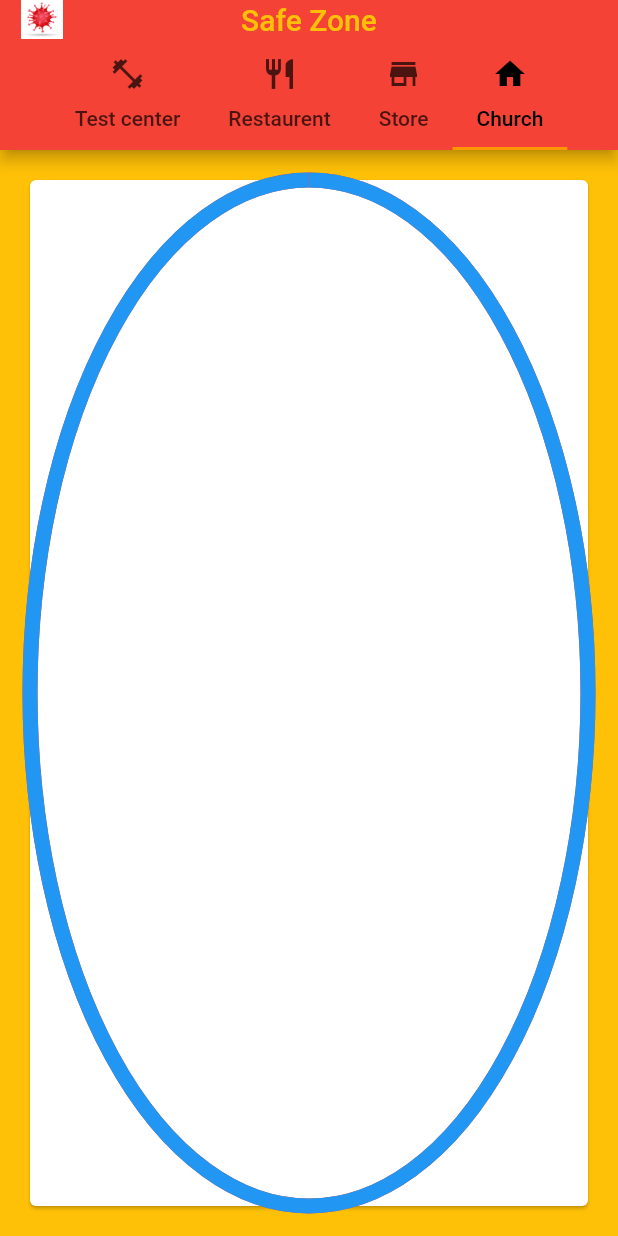
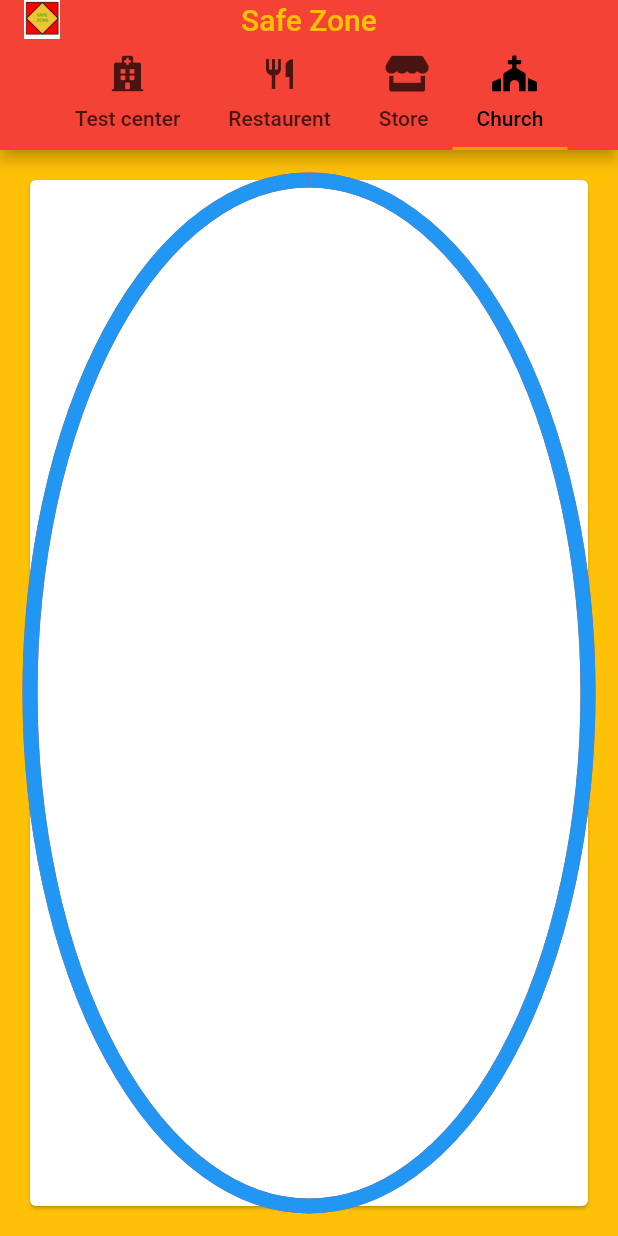
Before and after one commit to KaiAnnFletcher/Flutter_Proj, a Flutter app: the screen it shows after launch, tab 4 chosen, on a phone screen of 412 x 824 dp. Run offline on Flutter 3.47's test engine with Material 2 defaults, Android fonts, the phone set to English and light mode, and no system bars; our stand-ins replace font_awesome_flutter, google_maps_flutter, logger; network calls fail.

Commit message:
changed the church ,test center and store to FontsAwesomeIcon, added safe zone logo and also removed the google API key

```diff
--- a/lib/screens/home2.dart
+++ b/lib/screens/home2.dart
@@ -7,6 +7,7 @@ import 'package:Flutter_Proj/screens/churchesScreen.dart';
 import 'package:Flutter_Proj/screens/storesScreen.dart';
 import 'package:Flutter_Proj/screens/testCentersScreen.dart';
 import 'package:flutter/material.dart';
+import 'package:font_awesome_flutter/font_awesome_flutter.dart';
 
 import 'churchesScreen.dart';
 import 'restaurantsScreen.dart';
@@ -24,7 +25,7 @@ class TabbedAppBarSample extends StatelessWidget {
           appBar: PreferredSize(
             preferredSize: Size.fromHeight(100.0),
             child: AppBar(
-              leading: Image.asset('assets/images/coronaicon.jpg'),
+              leading: Image.asset('assets/images/Safe_Zone_logo.png'),//Image.asset('assets/images/coronaicon.jpg'),
               title: const Text('Safe Zone',
                   style: TextStyle(color: Colors.amber),
                   textAlign: TextAlign.center),
@@ -67,10 +68,10 @@ class Choice {
 }
 
 const List<Choice> choices = const <Choice>[
-  const Choice(title: 'Test center', icon: Icons.fitness_center),
+  const Choice(title: 'Test center', icon: FontAwesomeIcons.solidHospital),
   const Choice(title: 'Restaurent', icon: Icons.restaurant),
-  const Choice(title: 'Store', icon: Icons.store),
-  const Choice(title: 'Church', icon: Icons.home),
+  const Choice(title: 'Store', icon: FontAwesomeIcons.store),
+  const Choice(title: 'Church', icon: FontAwesomeIcons.church),
   //const Choice(title: 'TRAIN', icon: Icons.directions_railway),
   //const Choice(title: 'WALK', icon: Icons.directions_walk),
 ];
--- a/pubspec.yaml
+++ b/pubspec.yaml
@@ -60,6 +60,7 @@ flutter:
     - api/stores.json
     - api/test_centers.json
     - assets/images/coronaicon.jpg
+    - assets/images/Safe_Zone_logo.png
 
   # An image asset can refer to one or more resolution-specific "variants", see
   # https://flutter.dev/assets-and-images/#resolution-aware.
```
Also changed, not shown: assets/images/Safe_Zone_logo.png (added), 1 other file.
